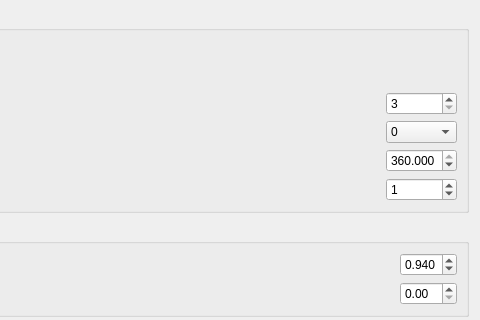
mantidproject/mantid, file MantidQt/CustomInterfaces/inc/MantidQtCustomInterfaces/Tomography/TomographyIfaceQtTabFiltersOptions.ui: the form before one commit; both pictures show x 289 to 769 and y 0 to 320 of the 769 by 576 pixel window.
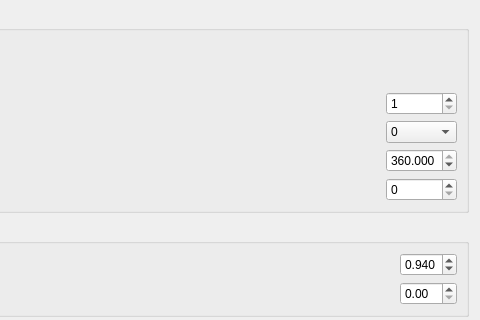
The form after the commit.

Commit message: tool tips for filters settings, save/restore them, re #14384

The edit to the form file:
```diff
--- a/MantidQt/CustomInterfaces/inc/MantidQtCustomInterfaces/Tomography/TomographyIfaceQtTabFiltersOptions.ui
+++ b/MantidQt/CustomInterfaces/inc/MantidQtCustomInterfaces/Tomography/TomographyIfaceQtTabFiltersOptions.ui
@@ -125,7 +125,7 @@
       <item row="3" column="2">
        <widget class="QSpinBox" name="spinBox_prep_median_filter_width">
         <property name="minimum">
-         <number>3</number>
+         <number>1</number>
         </property>
         <property name="maximum">
          <number>1000</number>
@@ -155,7 +155,7 @@
          <number>100</number>
         </property>
         <property name="value">
-         <number>1</number>
+         <number>0</number>
         </property>
        </widget>
       </item>
```
Left out of the diff: 24 changed lines with no effect on the pictures. The commit also changes 1 other file.
